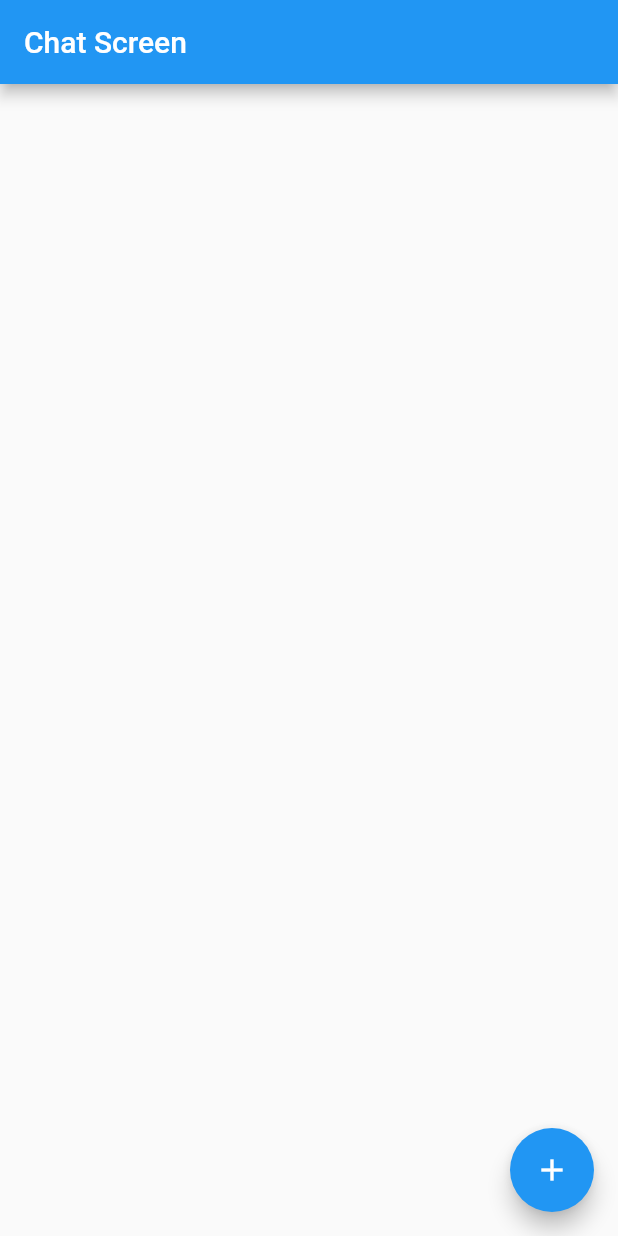
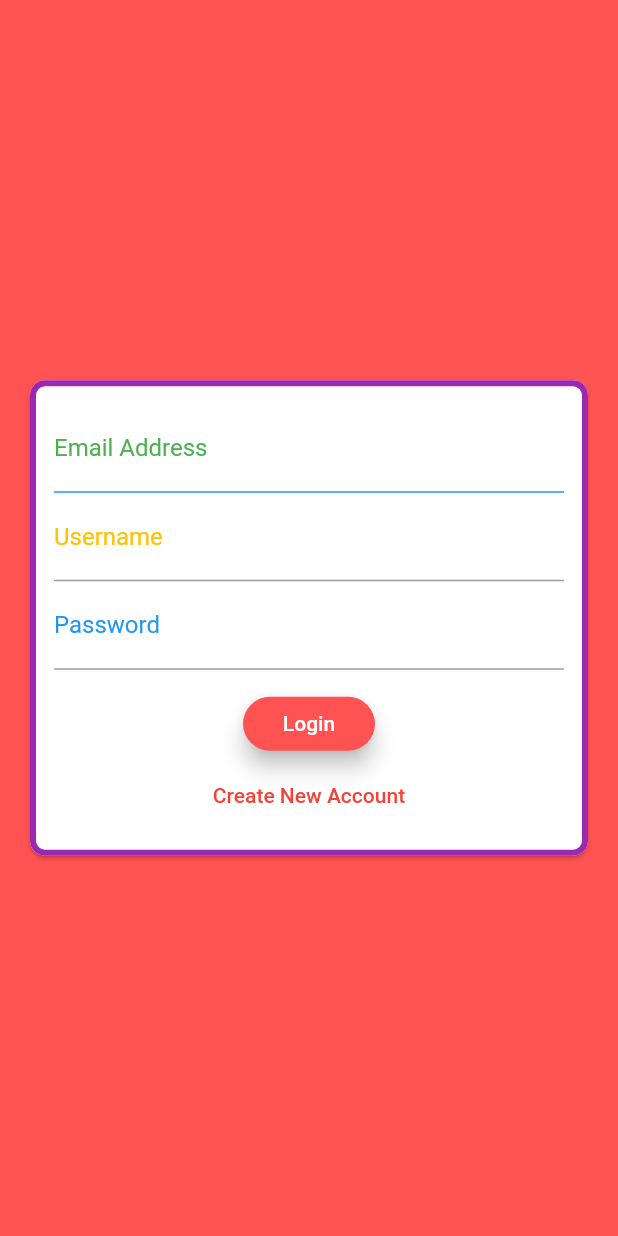
Before and after one commit to VrushaketPatwardhan/Firebase-ChatApp, a Flutter app: the screen it shows after launch, on a phone screen of 412 x 824 dp. Run offline on Flutter 3.47's test engine with Material 2 defaults, Android fonts, the phone set to English and light mode, and no system bars; our stand-ins replace cloud_firestore, firebase_auth, firebase_core; accounts and stored records are empty.

Commit message:
Added Authentication Screen

```diff
--- a/lib/main.dart
+++ b/lib/main.dart
@@ -1,5 +1,6 @@
 import 'package:flutter/material.dart';
 import 'package:firebase_core/firebase_core.dart';
+import 'package:fp1/screens/auth_screen.dart';
 
 import './screens/chat_screen.dart';
 
@@ -11,15 +12,21 @@
 }
 
 class MyApp extends StatelessWidget {
-  // This widget is the root of your application.
   @override
   Widget build(BuildContext context) {
     return MaterialApp(
+      debugShowCheckedModeBanner: false,
       title: 'Chat App',
       theme: ThemeData(
         primarySwatch: Colors.blue,
+        accentColor: Colors.red,
+        buttonTheme: ButtonTheme.of(context).copyWith(
+            buttonColor: Colors.redAccent,
+            shape: RoundedRectangleBorder(
+              borderRadius: BorderRadius.circular(20),
+            )),
       ),
-      home: ChatScreen(),
+      home: AuthScreen(),
     );
   }
 }
--- /dev/null
+++ b/lib/screens/auth_screen.dart
@@ -0,0 +1,52 @@
+import 'package:flutter/material.dart';
+import 'package:firebase_auth/firebase_auth.dart';
+import 'package:flutter/services.dart';
+
+import '../widgets/auth_form.dart';
+
+class AuthScreen extends StatefulWidget {
+  @override
+  _AuthScreenState createState() => _AuthScreenState();
+}
+
+class _AuthScreenState extends State<AuthScreen> {
+  final _auth = FirebaseAuth.instance;
+  void _submitAuthForm(
+    String email,
+    String password,
+    String username,
+    bool isLogin,
+  ) async {
+    UserCredential authResult;
+    try {
+      if (isLogin) {
+        authResult = await _auth.signInWithEmailAndPassword(
+            email: email, password: password);
+      } else {
+        authResult = await _auth.createUserWithEmailAndPassword(
+            email: email, password: password);
+      }
+    } on PlatformException catch (err) {
+      var message = "an error occured!, check your credentials";
+      if (err.message == null) {
+        message = err.message;
+      }
+      Scaffold.of(context).showSnackBar(SnackBar(
+        content: Text(message),
+        backgroundColor: Colors.red,
+      ));
+    } catch (err) {
+      print(err);
+    }
+  }
+
+  @override
+  Widget build(BuildContext context) {
+    return Scaffold(
+      backgroundColor: Colors.redAccent,
+      body: AuthForm(
+        _submitAuthForm,
+      ),
+    );
+  }
+}
--- /dev/null
+++ b/lib/widgets/auth_form.dart
@@ -0,0 +1,167 @@
+import 'package:flutter/material.dart';
+
+class AuthForm extends StatefulWidget {
+  AuthForm(this.submitFn);
+
+  final void Function(
+    String email,
+    String password,
+    String username,
+    bool isLogin,
+  ) submitFn;
+  @override
+  _AuthFormState createState() => _AuthFormState();
+}
+
+class _AuthFormState extends State<AuthForm> {
+  final _formkey = GlobalKey<FormState>();
+  var _isLogin = true;
+  var _userEmail = "";
+  var _userName = "";
+  var _userPassword = "";
+
+  void _trySubmit() {
+    final isValid = _formkey.currentState.validate();
+    FocusScope.of(context).unfocus();
+
+    if (isValid) {
+      _formkey.currentState.save();
+      widget.submitFn(
+        _userEmail,
+        _userPassword,
+        _userName,
+        _isLogin,
+      );
+      // print(_userEmail);
+      // print(_userName);
+      // print(_userPassword);
+    }
+  }
+
+  @override
+  Widget build(BuildContext context) {
+    return Center(
+      child: Card(
+        shape: RoundedRectangleBorder(
+            side: BorderSide(
+              color: Colors.purple,
+              width: 4,
+            ),
+            borderRadius: BorderRadius.circular(10)),
+        margin: EdgeInsets.all(20),
+        child: SingleChildScrollView(
+          child: Padding(
+            padding: EdgeInsets.all(16),
+            child: Form(
+              key: _formkey,
+              child: Column(
+                mainAxisSize: MainAxisSize.min,
+                children: <Widget>[
+                  TextFormField(
+                    key: ValueKey('Email'),
+                    validator: (value) {
+                      if (value.isEmpty || !value.contains('@')) {
+                        return "Please enter a valid email address";
+                      }
+                      return null;
+                    },
+                    keyboardType: TextInputType.emailAddress,
+                    decoration: InputDecoration(
+                      labelText: "Email Address",
+                      labelStyle: TextStyle(color: Colors.green),
+                      enabledBorder: UnderlineInputBorder(
+                        borderSide: BorderSide(color: Colors.blue),
+                      ),
+                      focusedBorder: UnderlineInputBorder(
+                        borderSide: BorderSide(color: Colors.red),
+                      ),
+                    ),
+                    onSaved: (value) {
+                      _userEmail = value;
+                    },
+                  ),
+                  if (_isLogin)
+                    TextFormField(
+                      key: ValueKey('Username'),
+                      validator: (value) {
+                        if (value.isEmpty || value.length < 4) {
+                          return "Username must be atleast 7 characters long";
+                        }
+                        return null;
+                      },
+                      decoration: InputDecoration(
+                        labelText: "Username",
+                        labelStyle: TextStyle(color: Colors.amber),
+                        focusedBorder: UnderlineInputBorder(
+                          borderSide: BorderSide(color: Colors.red),
+                        ),
+                      ),
+                      onSaved: (value) {
+                        _userName = value;
+                      },
+                    ),
+                  TextFormField(
+                    key: ValueKey('Password'),
+                    validator: (value) {
+                      if (value.isEmpty || value.length < 7) {
+                        return "Password must be atleast 7 characters long";
+                      }
+                      return null;
+                    },
+                    decoration: InputDecoration(
+                      //focusedBorder: InputBorder.none,
+                      labelText: "Password",
+                      labelStyle: TextStyle(color: Colors.blue),
+                      focusedBorder: UnderlineInputBorder(
+                        borderSide: BorderSide(color: Colors.red),
+                      ),
+                    ),
+                    obscureText: true,
+                    onSaved: (value) {
+                      _userPassword = value;
+                    },
+                  ),
+                  SizedBox(
+                    height: 12,
+                  ),
+                  RaisedButton(
+                    elevation: 6,
+                    textColor: Colors.white,
+                    onPressed: _trySubmit,
+                    child: Text(_isLogin ? "Login" : "Signup"),
+                  ),
+                  FlatButton(
+                      textColor: Colors.red,
+                      onPressed: () {
+                        setState(() {
+                          _isLogin = !_isLogin;
+                        });
+                      },
+                      child: Text(_isLogin
+                          ? "Create New Account"
+                          : "I already have an account"))
+                  // ElevatedButton(
+                  //   style: ElevatedButton.styleFrom(
+                  //     primary: Colors.pink, // background
+                  //     onPrimary: Colors.white, // foreground
+                  //     shape: const BeveledRectangleBorder(
+                  //         borderRadius: BorderRadius.all(Radius.circular(5))),
+                  //   ),
+                  //   onPressed: () {},
+                  //   child: Text("Login"),
+                  // ),
+                  // TextButton(
+                  //     onPressed: () {},
+                  //     child: Text(
+                  //       "Create New Account",
+                  //       style: TextStyle(color: Colors.red),
+                  //     )),
+                ],
+              ),
+            ),
+          ),
+        ),
+      ),
+    );
+  }
+}
--- a/pubspec.yaml
+++ b/pubspec.yaml
@@ -23,6 +23,7 @@
 dependencies:
   cloud_firestore: ^1.0.4
   firebase_core :
+  firebase_auth: ^1.0.3
 
   flutter:
     sdk: flutter
```
Also changed, not shown: pubspec.lock.
